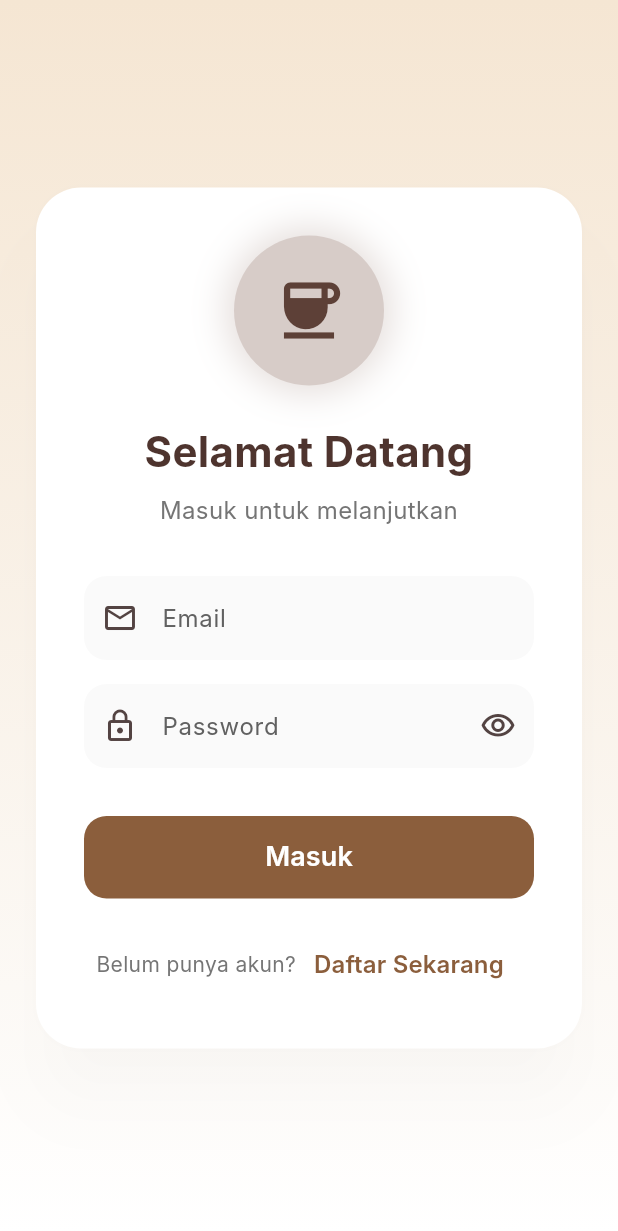
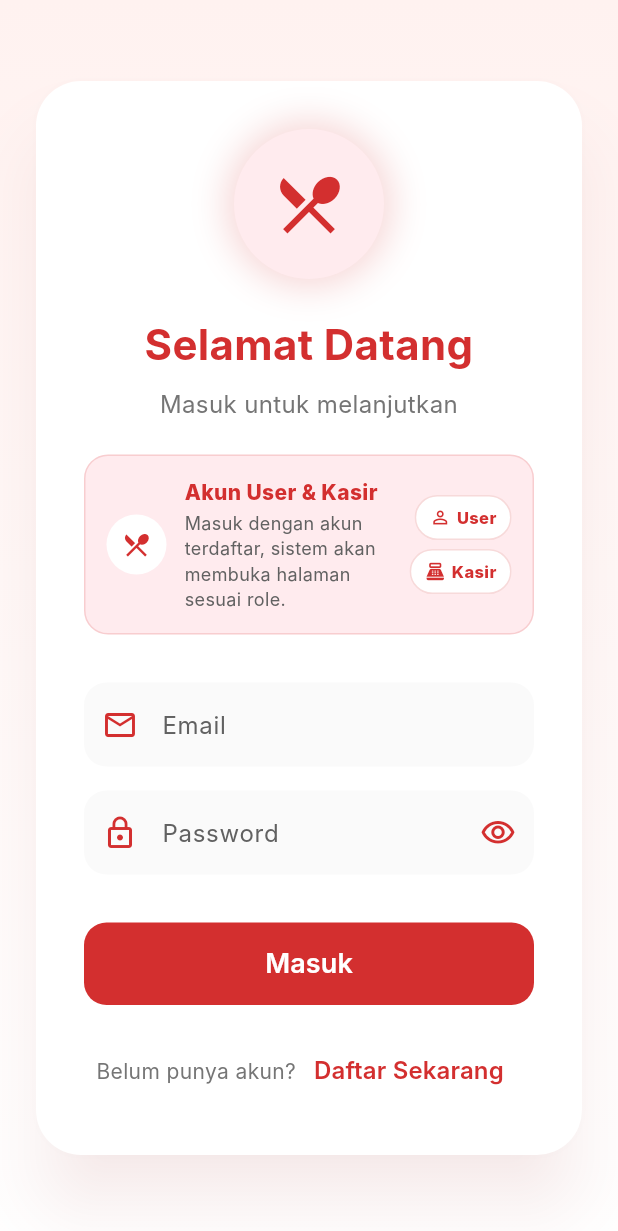
Before and after one commit to SyafiqShidiq/Project_Kasir_Flutter, a Flutter app: the screen it shows after launch, on a phone screen of 412 x 824 dp. Shown: the top 1231 px of the screen. Run offline on Flutter 3.47's test engine with Material 3 defaults, Android fonts, the light colour scheme and no system bars; our stand-ins replace flutter_riverpod, go_router, google_fonts, supabase_flutter; accounts and stored records are empty; Roboto replaces fonts that are missing (Inter).

Commit message:
perubahan warna pada login

```diff
--- a/lib/screens/login_screen.dart
+++ b/lib/screens/login_screen.dart
@@ -3,6 +3,37 @@ import 'package:flutter_riverpod/flutter_riverpod.dart';
 import 'package:go_router/go_router.dart';
 
 import '../providers/auth_provider.dart';
+
+class _AuthPalette {
+  const _AuthPalette({
+    required this.primary,
+    required this.soft,
+    required this.backgroundTop,
+    required this.backgroundBottom,
+    required this.icon,
+    required this.title,
+    required this.subtitle,
+  });
+
+  final Color primary;
+  final Color soft;
+  final Color backgroundTop;
+  final Color backgroundBottom;
+  final IconData icon;
+  final String title;
+  final String subtitle;
+
+  static const user = _AuthPalette(
+    primary: Color(0xFFD32F2F),
+    soft: Color(0xFFFFEBEE),
+    backgroundTop: Color(0xFFFFF2F0),
+    backgroundBottom: Color(0xFFFFFFFF),
+    icon: Icons.restaurant_menu,
+    title: 'Akun User & Kasir',
+    subtitle:
+        'Masuk dengan akun terdaftar, sistem akan membuka halaman sesuai role.',
+  );
+}
 
 class LoginScreen extends ConsumerStatefulWidget {
   const LoginScreen({super.key});
@@ -18,6 +49,8 @@ class _LoginScreenState extends ConsumerState<LoginScreen> {
 
   bool _isLoading = false;
   bool _obscurePassword = true;
+
+  _AuthPalette get _palette => _AuthPalette.user;
 
   @override
   void dispose() {
@@ -46,6 +79,9 @@ class _LoginScreenState extends ConsumerState<LoginScreen> {
 
       if (!mounted) return;
 
+      ref.invalidate(currentUserProvider);
+      ref.invalidate(userRoleProvider);
+
       ScaffoldMessenger.of(context).showSnackBar(
         SnackBar(
           content: const Text('Login berhasil!'),
@@ -57,9 +93,7 @@ class _LoginScreenState extends ConsumerState<LoginScreen> {
         ),
       );
 
-      // PERUBAHAN: Ganti '/home' menjadi '/user-home'
       context.go('/');
-
     } catch (e) {
       if (!mounted) return;
 
@@ -84,16 +118,15 @@ class _LoginScreenState extends ConsumerState<LoginScreen> {
 
   @override
   Widget build(BuildContext context) {
+    final palette = _palette;
+
     return Scaffold(
       body: Container(
-        decoration: const BoxDecoration(
+        decoration: BoxDecoration(
           gradient: LinearGradient(
             begin: Alignment.topCenter,
             end: Alignment.bottomCenter,
-            colors: [
-              Color(0xFFF5E6D3), // Coklat muda
-              Color(0xFFFFFFFF), // Putih
-            ],
+            colors: [palette.backgroundTop, palette.backgroundBottom],
           ),
         ),
         child: SafeArea(
@@ -102,7 +135,7 @@ class _LoginScreenState extends ConsumerState<LoginScreen> {
               padding: const EdgeInsets.all(24),
               child: Card(
                 elevation: 20,
-                shadowColor: Colors.black.withOpacity(0.1),
+                shadowColor: palette.primary.withValues(alpha: 0.14),
                 shape: RoundedRectangleBorder(
                   borderRadius: BorderRadius.circular(30),
                 ),
@@ -119,20 +152,20 @@ class _LoginScreenState extends ConsumerState<LoginScreen> {
                           width: 100,
                           height: 100,
                           decoration: BoxDecoration(
-                            color: Colors.brown.shade100,
+                            color: palette.soft,
                             shape: BoxShape.circle,
                             boxShadow: [
                               BoxShadow(
-                                color: Colors.brown.withOpacity(0.2),
+                                color: palette.primary.withValues(alpha: 0.20),
                                 blurRadius: 20,
                                 spreadRadius: 5,
                               ),
                             ],
                           ),
                           child: Icon(
-                            Icons.coffee,
+                            palette.icon,
                             size: 50,
-                            color: Colors.brown.shade700,
+                            color: palette.primary,
                           ),
                         ),
                         const SizedBox(height: 24),
@@ -143,7 +176,7 @@ class _LoginScreenState extends ConsumerState<LoginScreen> {
                           style: TextStyle(
                             fontSize: 28,
                             fontWeight: FontWeight.bold,
-                            color: Colors.brown.shade800,
+                            color: palette.primary,
                           ),
                           textAlign: TextAlign.center,
                         ),
@@ -156,6 +189,8 @@ class _LoginScreenState extends ConsumerState<LoginScreen> {
                           ),
                           textAlign: TextAlign.center,
                         ),
+                        const SizedBox(height: 22),
+                        _RoleHintCard(palette: palette),
                         const SizedBox(height: 32),
 
                         // Email Field
@@ -166,16 +201,17 @@ class _LoginScreenState extends ConsumerState<LoginScreen> {
                           decoration: InputDecoration(
                             labelText: 'Email',
                             hintText: 'contoh@email.com',
-                            prefixIcon: const Icon(Icons.email_outlined),
+                            prefixIcon: Icon(
+                              Icons.email_outlined,
+                              color: palette.primary,
+                            ),
                             border: OutlineInputBorder(
                               borderRadius: BorderRadius.circular(15),
                               borderSide: BorderSide.none,
                             ),
                             filled: true,
                             fillColor: Colors.grey.shade50,
-                            labelStyle: TextStyle(
-                              color: Colors.grey.shade700,
-                            ),
+                            labelStyle: TextStyle(color: Colors.grey.shade700),
                           ),
                           validator: (value) {
                             if (value == null || value.isEmpty) {
@@ -197,12 +233,16 @@ class _LoginScreenState extends ConsumerState<LoginScreen> {
                           decoration: InputDecoration(
                             labelText: 'Password',
                             hintText: 'Masukkan password',
-                            prefixIcon: const Icon(Icons.lock_outline),
+                            prefixIcon: Icon(
+                              Icons.lock_outline,
+                              color: palette.primary,
+                            ),
                             suffixIcon: IconButton(
                               icon: Icon(
                                 _obscurePassword
                                     ? Icons.visibility_outlined
                                     : Icons.visibility_off_outlined,
+                                color: palette.primary,
                               ),
                               onPressed: () {
                                 setState(() {
@@ -216,9 +256,7 @@ class _LoginScreenState extends ConsumerState<LoginScreen> {
                             ),
                             filled: true,
                             fillColor: Colors.grey.shade50,
-                            labelStyle: TextStyle(
-                              color: Colors.grey.shade700,
-                            ),
+                            labelStyle: TextStyle(color: Colors.grey.shade700),
                           ),
                           validator: (value) {
                             if (value == null || value.isEmpty) {
@@ -238,7 +276,7 @@ class _LoginScreenState extends ConsumerState<LoginScreen> {
                           child: ElevatedButton(
                             onPressed: _isLoading ? null : _login,
                             style: ElevatedButton.styleFrom(
-                              backgroundColor: const Color(0xFF8B5E3C),
+                              backgroundColor: palette.primary,
                               foregroundColor: Colors.white,
                               shape: RoundedRectangleBorder(
                                 borderRadius: BorderRadius.circular(15),
@@ -271,16 +309,14 @@ class _LoginScreenState extends ConsumerState<LoginScreen> {
                           children: [
                             Text(
                               'Belum punya akun?',
-                              style: TextStyle(
-                                color: Colors.grey.shade600,
-                              ),
+                              style: TextStyle(color: Colors.grey.shade600),
                             ),
                             TextButton(
                               onPressed: () {
                                 context.push('/register');
                               },
                               style: TextButton.styleFrom(
-                                foregroundColor: const Color(0xFF8B5E3C),
+                                foregroundColor: palette.primary,
                               ),
                               child: const Text(
                                 'Daftar Sekarang',
@@ -304,3 +340,106 @@ class _LoginScreenState extends ConsumerState<LoginScreen> {
     );
   }
 }
+
+class _RoleHintCard extends StatelessWidget {
+  const _RoleHintCard({required this.palette});
+
+  final _AuthPalette palette;
+
+  @override
+  Widget build(BuildContext context) {
+    return AnimatedContainer(
+      duration: const Duration(milliseconds: 180),
+      padding: const EdgeInsets.all(14),
+      decoration: BoxDecoration(
+        color: palette.soft,
+        borderRadius: BorderRadius.circular(16),
+        border: Border.all(color: palette.primary.withValues(alpha: 0.16)),
+      ),
+      child: Row(
+        children: [
+          CircleAvatar(
+            radius: 20,
+            backgroundColor: Colors.white,
+            foregroundColor: palette.primary,
+            child: Icon(palette.icon, size: 20),
+          ),
+          const SizedBox(width: 12),
+          Expanded(
+            child: Column(
+              crossAxisAlignment: CrossAxisAlignment.start,
+              children: [
+                Text(
+                  palette.title,
+                  style: TextStyle(
+                    color: palette.primary,
+                    fontWeight: FontWeight.w800,
+                  ),
+                ),
+                const SizedBox(height: 2),
+                Text(
+                  palette.subtitle,
+                  style: TextStyle(color: Colors.grey.shade700, fontSize: 12),
+                ),
+              ],
+            ),
+          ),
+          const SizedBox(width: 12),
+          const _RoleBadges(),
+        ],
+      ),
+    );
+  }
+}
+
+class _RoleBadges extends StatelessWidget {
+  const _RoleBadges();
+
+  @override
+  Widget build(BuildContext context) {
+    return const Column(
+      crossAxisAlignment: CrossAxisAlignment.end,
+      children: [
+        _RoleBadge(label: 'User', icon: Icons.person_outline),
+        SizedBox(height: 6),
+        _RoleBadge(label: 'Kasir', icon: Icons.point_of_sale),
+      ],
+    );
+  }
+}
+
+class _RoleBadge extends StatelessWidget {
+  const _RoleBadge({required this.label, required this.icon});
+
+  final String label;
+  final IconData icon;
+
+  @override
+  Widget build(BuildContext context) {
+    return Container(
+      padding: const EdgeInsets.symmetric(horizontal: 9, vertical: 6),
+      decoration: BoxDecoration(
+        color: Colors.white,
+        borderRadius: BorderRadius.circular(999),
+        border: Border.all(
+          color: const Color(0xFFD32F2F).withValues(alpha: 0.18),
+        ),
+      ),
+      child: Row(
+        mainAxisSize: MainAxisSize.min,
+        children: [
+          Icon(icon, size: 14, color: const Color(0xFFD32F2F)),
+          const SizedBox(width: 4),
+          Text(
+            label,
+            style: const TextStyle(
+              color: Color(0xFFD32F2F),
+              fontWeight: FontWeight.w800,
+              fontSize: 11,
+            ),
+          ),
+        ],
+      ),
+    );
+  }
+}
--- a/lib/screens/register_screen.dart
+++ b/lib/screens/register_screen.dart
@@ -4,6 +4,12 @@ import 'package:google_fonts/google_fonts.dart';
 import 'package:go_router/go_router.dart';
 
 import '../providers/auth_provider.dart';
+
+class _RegisterPalette {
+  static const userPrimary = Color(0xFFD32F2F);
+  static const userSoft = Color(0xFFFFEBEE);
+  static const userBackground = Color(0xFFFFF2F0);
+}
 
 class RegisterScreen extends ConsumerStatefulWidget {
   const RegisterScreen({super.key});
@@ -122,18 +128,15 @@ class _RegisterScreenState extends ConsumerState<RegisterScreen> {
 
       // Navigasi ke login setelah 1.5 detik
       Future.delayed(const Duration(milliseconds: 1500), () {
-      if (mounted) {
-        context.go('/');
-      }
-    });
+        if (mounted) {
+          context.go('/');
+        }
+      });
     } catch (e) {
       if (!mounted) return;
 
       ScaffoldMessenger.of(context).showSnackBar(
-        SnackBar(
-          content: Text(e.toString()),
-          backgroundColor: Colors.red,
-        ),
+        SnackBar(content: Text(e.toString()), backgroundColor: Colors.red),
       );
     } finally {
       if (mounted) {
@@ -152,10 +155,7 @@ class _RegisterScreenState extends ConsumerState<RegisterScreen> {
           gradient: LinearGradient(
             begin: Alignment.topCenter,
             end: Alignment.bottomCenter,
-            colors: [
-              Color(0xFFF5E6D3), // Coklat muda
-              Color(0xFFFFFFFF), // Putih
-            ],
+            colors: [_RegisterPalette.userBackground, Color(0xFFFFFFFF)],
           ),
         ),
         child: SafeArea(
@@ -170,13 +170,22 @@ class _RegisterScreenState extends ConsumerState<RegisterScreen> {
                   width: 90,
                   height: 90,
                   decoration: BoxDecoration(
-                    color: Colors.brown.shade100,
+                    color: _RegisterPalette.userSoft,
                     shape: BoxShape.circle,
+                    boxShadow: [
+                      BoxShadow(
+                        color: _RegisterPalette.userPrimary.withValues(
+                          alpha: 0.18,
+                        ),
+                        blurRadius: 18,
+                        offset: const Offset(0, 8),
+                      ),
+                    ],
                   ),
                   child: const Icon(
-                    Icons.coffee,
+                    Icons.person_add_alt_1,
                     size: 45,
-                    color: Colors.brown,
+                    color: _RegisterPalette.userPrimary,
                   ),
                 ),
 
@@ -188,21 +197,21 @@ class _RegisterScreenState extends ConsumerState<RegisterScreen> {
                   style: GoogleFonts.poppins(
                     fontSize: 28,
                     fontWeight: FontWeight.bold,
-                    color: Colors.brown.shade800,
+                    color: _RegisterPalette.userPrimary,
                   ),
                 ),
 
                 const SizedBox(height: 8),
 
                 Text(
-                  "Daftar untuk mulai memesan",
+                  "Daftar sebagai user untuk mulai memesan",
                   style: GoogleFonts.poppins(
                     fontSize: 14,
                     color: Colors.grey.shade600,
                   ),
                 ),
 
-                const SizedBox(height: 40),
+                const SizedBox(height: 32),
 
                 // Form Card
                 Container(
@@ -212,7 +221,7 @@ class _RegisterScreenState extends ConsumerState<RegisterScreen> {
                     borderRadius: BorderRadius.circular(24),
                     boxShadow: [
                       BoxShadow(
-                        color: Colors.black.withOpacity(0.05),
+                        color: Colors.black.withValues(alpha: 0.05),
                         blurRadius: 20,
                         offset: const Offset(0, 10),
                       ),
@@ -226,7 +235,10 @@ class _RegisterScreenState extends ConsumerState<RegisterScreen> {
                         decoration: InputDecoration(
                           labelText: 'Username',
                           hintText: 'Masukkan username',
-                          prefixIcon: const Icon(Icons.person_outline),
+                          prefixIcon: const Icon(
+                            Icons.person_outline,
+                            color: _RegisterPalette.userPrimary,
+                          ),
                           border: OutlineInputBorder(
                             borderRadius: BorderRadius.circular(16),
                             borderSide: BorderSide.none,
@@ -249,7 +261,10 @@ class _RegisterScreenState extends ConsumerState<RegisterScreen> {
                         decoration: InputDecoration(
                           labelText: 'Email',
                           hintText: 'contoh@email.com',
-                          prefixIcon: const Icon(Icons.email_outlined),
+                          prefixIcon: const Icon(
+                            Icons.email_outlined,
+                            color: _RegisterPalette.userPrimary,
+                          ),
                           border: OutlineInputBorder(
                             borderRadius: BorderRadius.circular(16),
                             borderSide: BorderSide.none,
@@ -272,13 +287,16 @@ class _RegisterScreenState extends ConsumerState<RegisterScreen> {
                         decoration: InputDecoration(
                           labelText: 'Password',
                           hintText: 'Minimal 6 karakter',
-                          prefixIcon: const Icon(Icons.lock_outline),
+                          prefixIcon: const Icon(
+                            Icons.lock_outline,
+                            color: _RegisterPalette.userPrimary,
+                          ),
                           suffixIcon: IconButton(
                             icon: Icon(
                               _obscurePassword
                                   ? Icons.visibility_off
                                   : Icons.visibility,
-                              color: Colors.grey.shade500,
+                              color: _RegisterPalette.userPrimary,
                             ),
                             onPressed: () {
                               setState(() {
@@ -308,17 +326,21 @@ class _RegisterScreenState extends ConsumerState<RegisterScreen> {
                         decoration: InputDecoration(
                           labelText: 'Konfirmasi Password',
                           hintText: 'Ketik ulang password',
-                          prefixIcon: const Icon(Icons.lock_outline),
+                          prefixIcon: const Icon(
+                            Icons.lock_outline,
+                            color: _RegisterPalette.userPrimary,
+                          ),
                           suffixIcon: IconButton(
                             icon: Icon(
                               _obscureConfirmPassword
                                   ? Icons.visibility_off
                                   : Icons.visibility,
-                              color: Colors.grey.shade500,
+                              color: _RegisterPalette.userPrimary,
                             ),
                             onPressed: () {
                               setState(() {
-                                _obscureConfirmPassword = !_obscureConfirmPassword;
+                                _obscureConfirmPassword =
+                                    !_obscureConfirmPassword;
                               });
                             },
                           ),
@@ -344,7 +366,7 @@ class _RegisterScreenState extends ConsumerState<RegisterScreen> {
                         child: ElevatedButton(
                           onPressed: _isLoading ? null : _register,
                           style: ElevatedButton.styleFrom(
-                            backgroundColor: const Color(0xFF8B5E3C),
+                            backgroundColor: _RegisterPalette.userPrimary,
                             foregroundColor: Colors.white,
                             elevation: 0,
                             shape: RoundedRectangleBorder(
@@ -389,7 +411,7 @@ class _RegisterScreenState extends ConsumerState<RegisterScreen> {
                             child: Text(
                               "Masuk",
                               style: GoogleFonts.poppins(
-                                color: const Color(0xFF8B5E3C),
+                                color: _RegisterPalette.userPrimary,
                                 fontWeight: FontWeight.w600,
                               ),
                             ),
```
